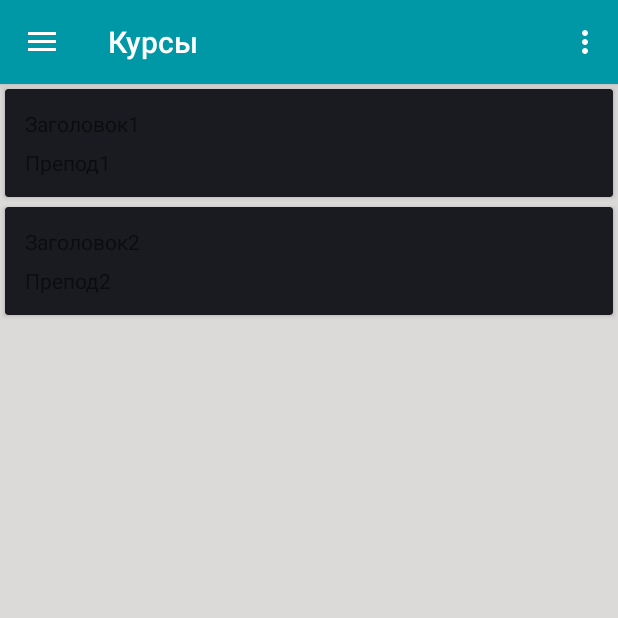
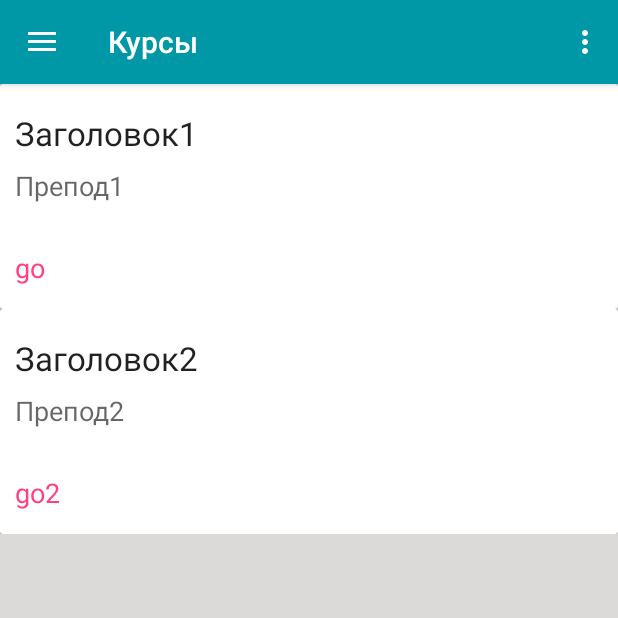
Before and after one commit to 4evterg/DonGTU_mobile, an Android app: the CoursesActivity screen opened directly, with no data from a screen before it, on a phone screen of 412 x 824 dp, the top half of it. Run offline under Robolectric (Android 15) with nearby library versions, the phone set to English and light mode, and no system bars; libraries missing offline, so code that uses them is left out: com.nostra13.universalimageloader; network calls fail; 3 statements that could not run were skipped.

Commit message:
add improved card generation to course activity

```diff
--- a/DonGTU_mobile/app/src/main/AndroidManifest.xml
+++ b/DonGTU_mobile/app/src/main/AndroidManifest.xml
@@ -31,6 +31,9 @@
         <activity
             android:name=".activities.CoursesActivity"
             android:screenOrientation="portrait"/>
+        <activity
+            android:name=".activities.SingleCourseActivity"
+            android:screenOrientation="portrait"/>
 
     </application>
 
--- a/DonGTU_mobile/app/src/main/java/com/chetverg/dongtu_mobile/activities/CoursesActivity.java
+++ b/DonGTU_mobile/app/src/main/java/com/chetverg/dongtu_mobile/activities/CoursesActivity.java
@@ -1,5 +1,6 @@
 package com.chetverg.dongtu_mobile.activities;
 
+import android.content.Context;
 import android.content.Intent;
 import android.os.Bundle;
 import android.os.StrictMode;
@@ -10,8 +11,10 @@ import android.support.v7.app.AppCompatActivity;
 import android.support.v7.view.ContextThemeWrapper;
 import android.support.v7.widget.CardView;
 import android.support.v7.widget.Toolbar;
+import android.view.LayoutInflater;
 import android.view.MenuItem;
 import android.view.View;
+import android.view.ViewGroup;
 import android.widget.ImageView;
 import android.widget.LinearLayout;
 import android.widget.TextView;
@@ -39,11 +42,11 @@ public class CoursesActivity extends AppCompatActivity {
 
 //карточки
     CardView card;
-    LinearLayout cardInner;
+    LinearLayout card_content;
     LinearLayout mainsection;
-    TextView tv_title;
-    TextView tv_teacher;
-    TextView tv_dicrip;
+    TextView tv_course_name;
+    TextView tv_lector;
+    TextView tv_more;
     LinearLayout.LayoutParams layout_params;
 
 
@@ -63,8 +66,8 @@ public class CoursesActivity extends AppCompatActivity {
 
         initToolbar();
         initNavigationView();
-        addCard("Заголовок1", "Препод1");
-        addCard("Заголовок2", "Препод2");
+        addCard("Заголовок1", "Препод1", "go");
+        addCard("Заголовок2", "Препод2","go2");
     }
 
     private void initToolbar(){
@@ -158,33 +161,26 @@ public class CoursesActivity extends AppCompatActivity {
         finish();
     }
 
-    public void addCard(String title, String teacher ){
+    public void addCard(String course_name, String lector, String action){
         mainsection = (LinearLayout) findViewById(R.id.courses_main_section);
+        LayoutInflater inflater = (LayoutInflater) this.getSystemService(Context.LAYOUT_INFLATER_SERVICE);
+        CardView cw = (CardView) inflater.inflate(R.layout.course_card_layout, null);
+        cw.setLayoutParams(new CardView.LayoutParams(ViewGroup.LayoutParams.MATCH_PARENT, ViewGroup.LayoutParams.WRAP_CONTENT));
+        mainsection.addView(cw);
+        tv_lector = (TextView)cw.findViewById(R.id.course_lector);
+        tv_course_name = (TextView)cw.findViewById(R.id.course_name);
+        tv_more = (TextView)cw.findViewById(R.id.course_go);
 
-        card = new CardView(new ContextThemeWrapper(getApplicationContext(), R.style.CardViewStyle), null, 0);
-        cardInner = new LinearLayout(new ContextThemeWrapper(getApplicationContext(), R.style.Widget_CardContent));
-
-        tv_title = new TextView(this);
-        tv_teacher  = new TextView(this);
-
-        layout_params = new LinearLayout.LayoutParams(
-                LinearLayout.LayoutParams.MATCH_PARENT,
-                LinearLayout.LayoutParams.WRAP_CONTENT);
-//применять стиль необходимо именно тут, т.к. далее стиль изменяется
-        tv_title.setLayoutParams(layout_params);
-        tv_teacher.setLayoutParams(layout_params);
-        tv_title.setText(title);
-        tv_teacher.setText(teacher);
-
-
-        int margins = 5;
-        layout_params.setMargins(margins, margins, margins, margins);
-        card.setLayoutParams(layout_params);
-
-        mainsection.addView(card);
-        card.addView(cardInner);
-        cardInner.addView(tv_title);
-        cardInner.addView(tv_teacher);
+        tv_lector.setText(lector);
+        tv_course_name.setText(course_name);
+        tv_more.setText(action);
+        tv_more.setOnClickListener(new View.OnClickListener() {
+            @Override
+            public void onClick(View v) {
+                Intent i = new Intent(getApplicationContext(), SingleCourseActivity.class);
+                startActivity(i);
+            }
+        });
     }
 
     private void setPhoto(String photo_url, ImageView photo_view){
--- /dev/null
+++ b/DonGTU_mobile/app/src/main/java/com/chetverg/dongtu_mobile/activities/SingleCourseActivity.java
@@ -0,0 +1,9 @@
+package com.chetverg.dongtu_mobile.activities;
+
+import android.app.Activity;
+
+/**
+ * Created by chetverg on 23.06.16.
+ */
+public class SingleCourseActivity extends Activity {
+}
--- /dev/null
+++ b/DonGTU_mobile/app/src/main/res/layout/course_card_layout.xml
@@ -0,0 +1,41 @@
+<android.support.v7.widget.CardView
+    style="@style/CardViewStyle"
+    xmlns:android="http://schemas.android.com/apk/res/android">
+        <LinearLayout
+            style="@style/Widget.CardContent" >
+
+            <!-- верхняя часть карточки-->
+            <LinearLayout
+                style="@style/Widget.CardContent_top">
+                <!-- название -->
+                <LinearLayout
+                    style="@style/course_name_wrap">
+                    <TextView
+                        style="@style/course_name"
+                        android:id="@+id/course_name"
+                        />
+                </LinearLayout>
+                <!-- препод -->
+                <LinearLayout
+                    style="@style/course_lector_wrap"
+                    >
+                    <TextView
+                        style="@style/course_lector"
+                        android:id="@+id/course_lector"
+                         />
+                </LinearLayout>
+            </LinearLayout>
+
+            <!-- нижняя строчка-действие-->
+            <LinearLayout
+                style="@style/Widget.CardContent_bottom"
+                >
+                <TextView
+                    style="@style/Widget.CardContent_action"
+                    android:id="@+id/course_go"
+                     />
+            </LinearLayout>
+
+        </LinearLayout>
+
+    </android.support.v7.widget.CardView>
--- a/DonGTU_mobile/app/src/main/res/layout/courses_activity.xml
+++ b/DonGTU_mobile/app/src/main/res/layout/courses_activity.xml
@@ -41,6 +41,7 @@
             android:background="@color/mainBackground"
             android:id="@+id/courses_main_section">
 
+
         </LinearLayout>
 
         </ScrollView>
--- a/DonGTU_mobile/app/src/main/res/values/styles.xml
+++ b/DonGTU_mobile/app/src/main/res/values/styles.xml
@@ -41,6 +41,7 @@
         <item name="android:layout_width">match_parent</item>
         <item name="android:layout_height">90dp</item>
         <item name="android:orientation">vertical</item>
+
     </style>
 
     <style name="Widget.CardContent_bottom" parent="android:Widget">
@@ -48,6 +49,7 @@
         <item name="android:layout_height">40dp</item>
         <item name="android:orientation">vertical</item>
         <item name="android:gravity">bottom</item>
+
     </style>
 
     <style name="Widget.CardContent_action" parent="android:Widget">
```
